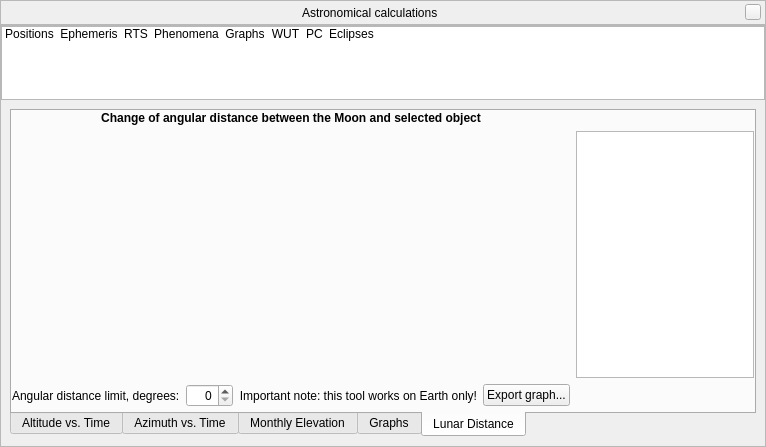
Old version of the form src/gui/astroCalcDialog.ui in the repository Stellarium/stellarium.
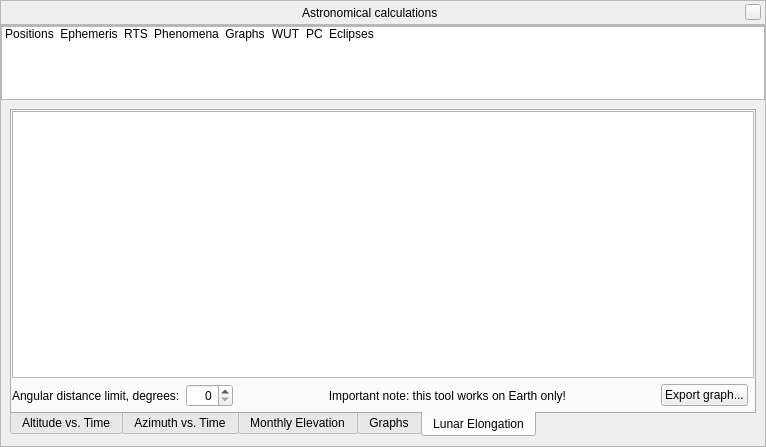
New version of the form. The open tabs and pages were chosen to show the change. Icons and pictures are not drawn. Custom widgets are drawn as their Qt base class.

Commit message: Removed old angularDistancePlot and accessories - equivalent QtChart-based replacement called lunarElongationChart

```diff
--- a/src/gui/astroCalcDialog.ui
+++ b/src/gui/astroCalcDialog.ui
@@ -2049,7 +2049,7 @@
             </widget>
             <widget class="QWidget" name="tabLunarDistance">
              <attribute name="title">
-              <string>Lunar Distance</string>
+              <string>Lunar Elongation</string>
              </attribute>
              <layout class="QGridLayout" name="gridLayout_13">
               <property name="leftMargin">
@@ -2064,7 +2064,7 @@
               <property name="bottomMargin">
                <number>4</number>
               </property>
-              <item row="3" column="0">
+              <item row="2" column="0">
                <layout class="QHBoxLayout" name="horizontalLayout_18">
                 <item>
                  <layout class="QHBoxLayout" name="horizontalLayout_19">
@@ -2094,7 +2094,20 @@
                  </layout>
                 </item>
                 <item>
-                 <widget class="QLabel" name="angularDistanceNote">
+                 <spacer name="horizontalSpacer_16">
+                  <property name="orientation">
+                   <enum>Qt::Horizontal</enum>
+                  </property>
+                  <property name="sizeHint" stdset="0">
+                   <size>
+                    <width>40</width>
+                    <height>20</height>
+                   </size>
+                  </property>
+                 </spacer>
+                </item>
+                <item>
+                 <widget class="QLabel" name="lunarElongationNote">
                   <property name="sizePolicy">
                    <sizepolicy hsizetype="Expanding" vsizetype="Preferred">
                     <horstretch>0</horstretch>
@@ -2109,6 +2122,19 @@
                   </property>
                  </widget>
                 </item>
+                <item>
+                 <spacer name="horizontalSpacer_17">
+                  <property name="orientation">
+                   <enum>Qt::Horizontal</enum>
+                  </property>
+                  <property name="sizeHint" stdset="0">
+                   <size>
+                    <width>40</width>
+                    <height>20</height>
+                   </size>
+                  </property>
+                 </spacer>
+                </item>
                 <item>
                  <widget class="QPushButton" name="exportLunarElongationPushButton">
                   <property name="text">
@@ -2118,32 +2144,7 @@
                 </item>
                </layout>
               </item>
-              <item row="0" column="0">
-               <widget class="QLabel" name="angularDistanceTitle">
-                <property name="font">
-                 <font>
-                  <bold>true</bold>
-                 </font>
-                </property>
-                <property name="text">
-                 <string>Change of angular distance between the Moon and selected object</string>
-                </property>
-                <property name="alignment">
-                 <set>Qt::AlignCenter</set>
-                </property>
-               </widget>
-              </item>
-              <item row="1" column="0">
-               <widget class="QCustomPlot" name="angularDistancePlot" native="true">
-                <property name="sizePolicy">
-                 <sizepolicy hsizetype="Expanding" vsizetype="Expanding">
-                  <horstretch>0</horstretch>
-                  <verstretch>0</verstretch>
-                 </sizepolicy>
-                </property>
-               </widget>
-              </item>
-              <item row="1" column="1">
+              <item row="0" column="0" colspan="2">
                <widget class="QChartView" name="lunarElongationChartView"/>
               </item>
              </layout>
```
Left out of the diff: 6 changed lines with no effect on the pictures. The commit also changes 2 other files.
